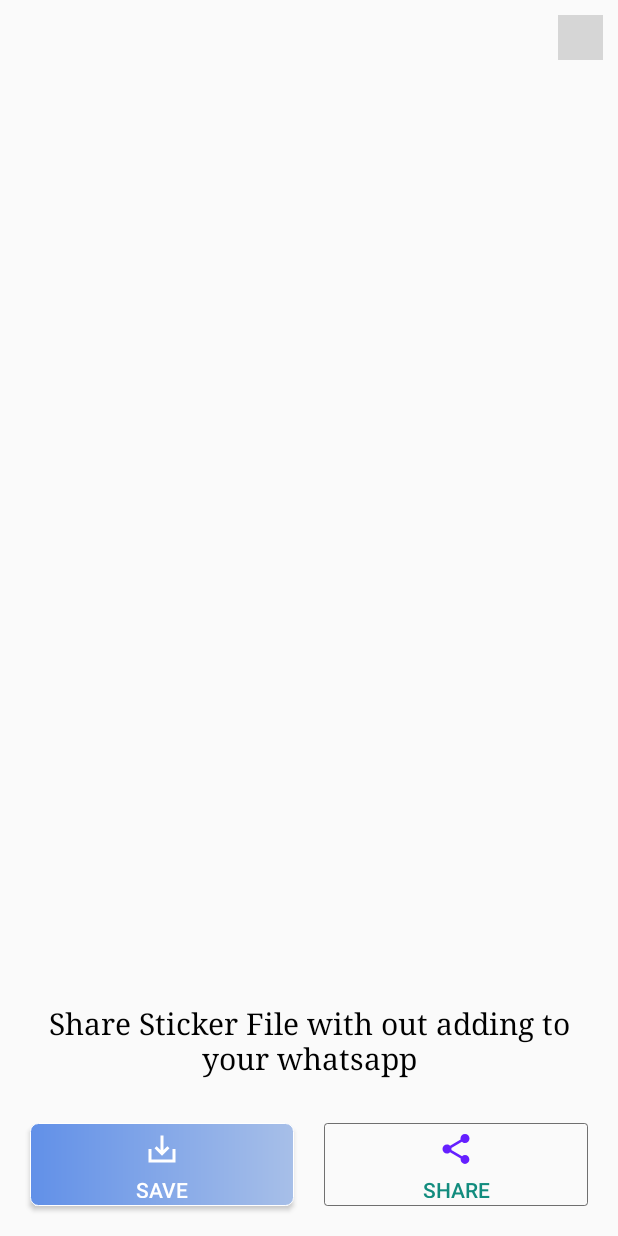
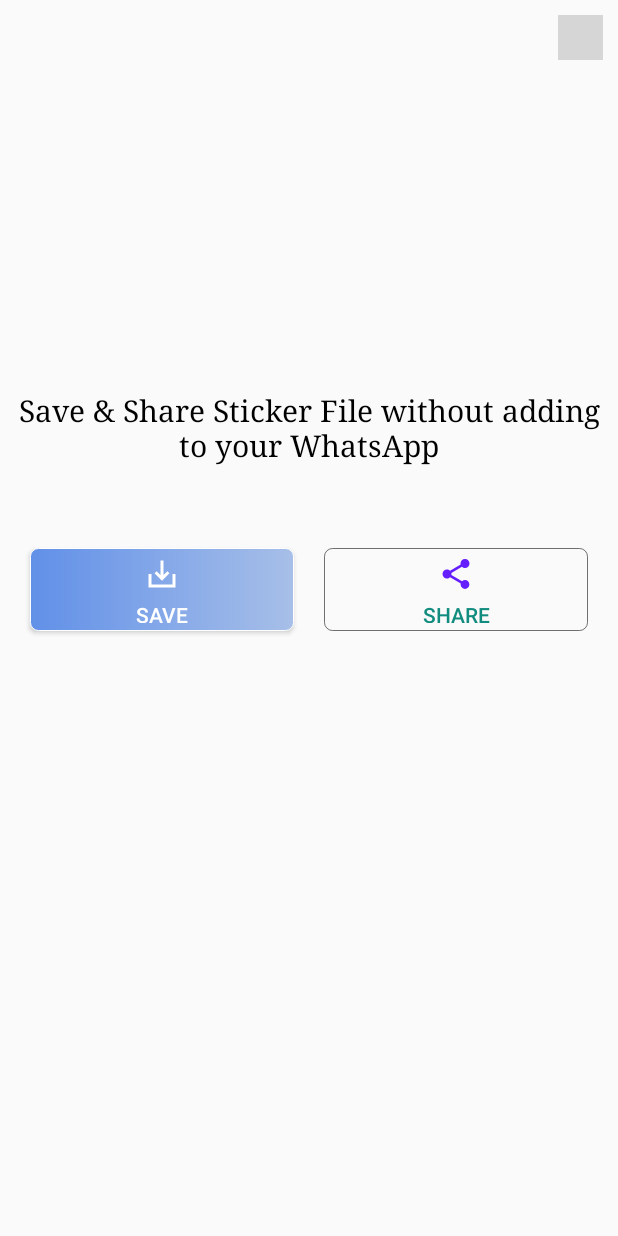
Before and after one commit to CodexLiner/WhatsappStickers, an Android app: the layout stickerpre.xml on its own in the app's theme, with its tools: preview values and no code run, on a phone screen of 412 x 824 dp. Run offline under Robolectric (Android 15) with nearby library versions, the phone set to English and light mode, and no system bars; Roboto replaces fonts that are not available here; grey boxes are pictures that could not be loaded.

Commit message:
bug fixes

```diff
--- a/app/src/main/java/com/CodingErgo/sticker/MyManager/MyDownloadManager.java
+++ b/app/src/main/java/com/CodingErgo/sticker/MyManager/MyDownloadManager.java
@@ -46,11 +46,9 @@
            File DirName = new File(Folders.ContentFolder + DownloadName);
            if (!DirName.isDirectory()){
                boolean success = DirName.mkdirs();
-               if (success){
-                   RESULT = DownloadZip(DownloadName+".zip", DownLoadLink );
-               }
                Log.d("TAG", "ONFOLDERCREATE: "+success);
            }
+           RESULT = DownloadZip(DownloadName+".zip", DownLoadLink );
        }
     }
 
@@ -58,7 +56,7 @@
         try {
                 DownloadManager.Request request = new DownloadManager.Request(Uri.parse(link));
                 request.setDescription("Sticker's Wale");
-               // request.setDestinationInExternalPublicDir(Environment.DIRECTORY_PICTURES,name);
+                request.setDestinationInExternalPublicDir(Environment.DIRECTORY_PICTURES,name);
                 request.setTitle("Downloading Sticker's");
                 DownloadManager dm = (DownloadManager)this.getApplicationContext().getSystemService(DOWNLOAD_SERVICE);
                 DownLoadId = dm.enqueue(request);
--- a/app/src/main/java/com/CodingErgo/sticker/WhatsappStatus/StatusAdapter.java
+++ b/app/src/main/java/com/CodingErgo/sticker/WhatsappStatus/StatusAdapter.java
@@ -86,7 +86,7 @@
                 try {
                     if (!dir.isDirectory()){ dir.mkdir(); dir.mkdir(); }
                     FileUtils.copyFileToDirectory(src , dir);
-                    Toast.makeText(context, "Saved to Sticker's Wale", Toast.LENGTH_SHORT).show();
+                    Toast.makeText(context, "Saved to Downloads", Toast.LENGTH_SHORT).show();
                 } catch (IOException e) {
                     e.printStackTrace();
                     Toast.makeText(context, "Downloaded Faild"+e, Toast.LENGTH_SHORT).show();
@@ -134,12 +134,12 @@
                 save.setOnClickListener(new View.OnClickListener() {
                     @Override
                     public void onClick(View v) {
-                        File dir = new File(Environment.getExternalStorageDirectory().getAbsolutePath()+"/"+Environment.DIRECTORY_DCIM);
+                        File dir = new File(Environment.getExternalStorageDirectory().getAbsolutePath()+"/"+Environment.DIRECTORY_DOWNLOADS+"/Sticker's Wale");
                         File src = new File(model.getPath());
                         try{
                             if (!dir.isDirectory()){ dir.mkdir(); dir.mkdir(); }
                             FileUtils.copyFileToDirectory(src , dir);
-                            Toast.makeText(holder.status.getContext(), "Saved to Gallery", Toast.LENGTH_SHORT).show();
+                            Toast.makeText(holder.status.getContext(), "Saved to Downloads", Toast.LENGTH_SHORT).show();
                         }catch (Exception e){
                             Toast.makeText(holder.status.getContext(), "Something went wrong", Toast.LENGTH_SHORT).show();
                             Log.d(TAG, "onClickSaveFile: "+e);
--- a/app/src/main/res/drawable/statushape.xml
+++ b/app/src/main/res/drawable/statushape.xml
@@ -1,6 +1,6 @@
 <?xml version="1.0" encoding="utf-8"?>
 <shape android:shape="rectangle"  xmlns:android="http://schemas.android.com/apk/res/android">
-    <corners android:radius="2dp" />
+    <corners android:radius="5dp" />
     <padding android:bottom="5dp" android:left="5dp" android:right="5dp" android:top="5dp"/>
     <stroke android:color="#8D000000" android:width="0.5dp"/>
 <!--    <solid android:color="#FFC107"/>-->
--- a/app/src/main/res/layout/stickerpre.xml
+++ b/app/src/main/res/layout/stickerpre.xml
@@ -30,11 +30,12 @@
                 android:layout_height="wrap_content"/>
         </LinearLayout>
         <LinearLayout
+            android:layout_marginTop="20dp"
             android:baselineAligned="false"
-            android:gravity="center|bottom"
+            android:gravity="center"
             android:layout_gravity="center"
             android:layout_width="match_parent"
-            android:layout_height="match_parent"
+            android:layout_height="wrap_content"
             android:orientation="vertical">
 
             <TextView
@@ -47,7 +48,8 @@
                 android:textColor="@color/black"
                 android:textSize="20sp" />
            <LinearLayout
-               android:layout_marginTop="20sp"
+               android:layout_marginTop="20dp"
+               android:paddingTop="10dp"
                android:baselineAligned="false"
                android:gravity="center|bottom"
                android:layout_gravity="center"
@@ -63,7 +65,10 @@
                    android:drawableTint="@color/white"
                    android:layout_weight="1"
                    android:background="@drawable/buttonshape"
-                   android:layout_margin="10dp"
+                   android:layout_marginTop="25dp"
+                   android:layout_marginBottom="25dp"
+                   android:layout_marginEnd="10dp"
+                   android:layout_marginStart="10dp"
                    android:layout_width="100dp"
                    android:layout_height="55dp"
                    android:textColor="@color/white"
@@ -74,7 +79,10 @@
                    android:id="@+id/dialogShare"
                    android:layout_weight="1"
                    android:background="@drawable/statushape"
-                   android:layout_margin="10dp"
+                   android:layout_marginTop="25dp"
+                   android:layout_marginBottom="25dp"
+                   android:layout_marginEnd="10dp"
+                   android:layout_marginStart="10dp"
                    android:layout_width="100dp"
                    android:drawablePadding="5dp"
                    android:drawableTop="@drawable/ic_baseline_share_24"
--- a/app/src/main/res/values/strings.xml
+++ b/app/src/main/res/values/strings.xml
@@ -42,5 +42,5 @@
     <string name="sticker_pack_animation_indicator" tools:ignore="MissingTranslation">Animated sticker pack</string>
     <!-- text we display at the end of sticker pack details page showing that users can tap sticker to see bigger version -->
     <string name="sticker_pack_details_tap_to_preview" tools:ignore="MissingTranslation">Tap to preview sticker</string>
-    <string name="dialogtext">Share Sticker File with out adding to your whatsapp</string>
+    <string name="dialogtext">Save &amp; Share Sticker File without adding to your WhatsApp</string>
 </resources>
```
Also changed, not shown: app/src/main/java/com/CodingErgo/sticker/MyManager/PermissionRequest.java (+7 -5 lines), app/src/main/java/com/CodingErgo/sticker/StickerManager/EntryActivity.java (+16 -4 lines), app/src/main/java/com/CodingErgo/sticker/StickerManager/StickerPackDetailsActivity.java (+14 -0 lines), app/src/main/java/com/CodingErgo/sticker/StickerManager/StickerPreviewAdapter.java (+10 -2 lines).
